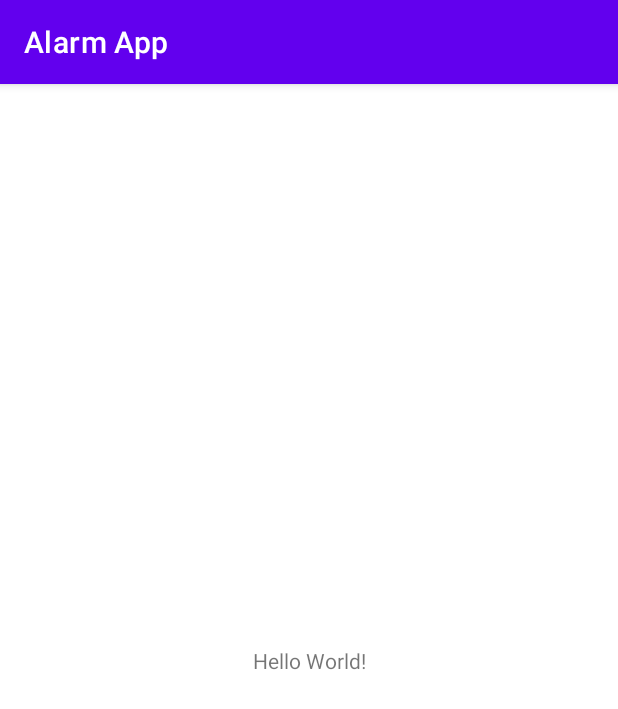
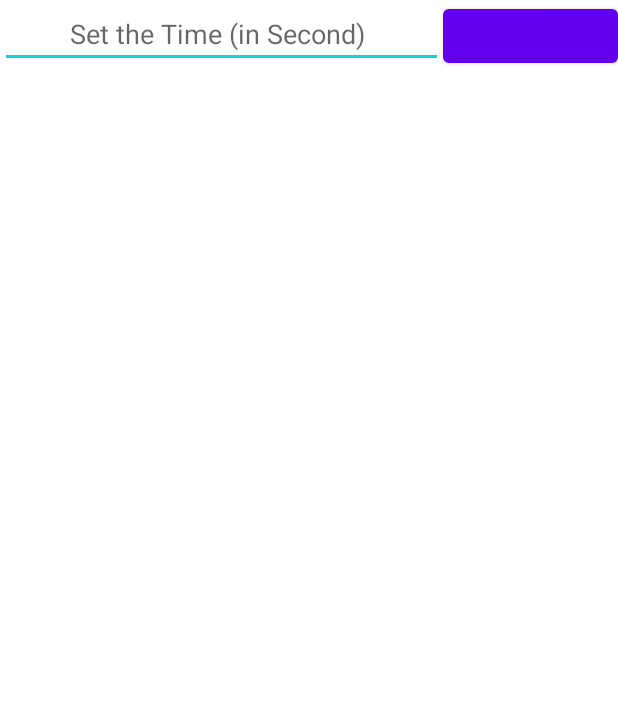
Before and after one commit to AkshayMobileApplicationDeveloper/Internship_CodSoft_App_Alarm, an Android app: the screen it shows after launch (MainActivity), on a phone screen of 412 x 824 dp. Shown: the top 709 px of the screen. Run offline under Robolectric (Android 15) with nearby library versions, the phone set to English and light mode, and no system bars.

```diff
--- a/app/src/main/java/com/alarmclock/MainActivity.java
+++ b/app/src/main/java/com/alarmclock/MainActivity.java
@@ -2,13 +2,40 @@ package com.alarmclock;
 
 import androidx.appcompat.app.AppCompatActivity;
 
+import android.app.AlarmManager;
 import android.os.Bundle;
+import android.util.Log;
+import android.view.View;
+import android.widget.Button;
+import android.widget.EditText;
 
 public class MainActivity extends AppCompatActivity {
+    AlarmManager alarmManager;
+    EditText idEditTime;
+    Button button;
 
     @Override
     protected void onCreate(Bundle savedInstanceState) {
         super.onCreate(savedInstanceState);
         setContentView(R.layout.activity_main);
+
+        getSupportActionBar().hide();
+
+        idEditTime = findViewById(R.id.idEditTime);
+        button =findViewById(R.id.Btn_id);
+
+        alarmManager = (AlarmManager) getSystemService(ALARM_SERVICE);
+        //alarmManager.set(AlarmManager.RTC_WAKEUP);
+
+        button.setOnClickListener(new View.OnClickListener() {
+            @Override
+            public void onClick(View v) {
+                Log.e("TAG", "onClick: "+idEditTime.getText().toString()  );
+
+            }
+
+        });
+
+
     }
 }
--- a/app/src/main/res/layout/activity_main.xml
+++ b/app/src/main/res/layout/activity_main.xml
@@ -1,18 +1,39 @@
 <?xml version="1.0" encoding="utf-8"?>
-<androidx.constraintlayout.widget.ConstraintLayout xmlns:android="http://schemas.android.com/apk/res/android"
+<RelativeLayout xmlns:android="http://schemas.android.com/apk/res/android"
     xmlns:app="http://schemas.android.com/apk/res-auto"
     xmlns:tools="http://schemas.android.com/tools"
     android:layout_width="match_parent"
     android:layout_height="match_parent"
     tools:context=".MainActivity">
 
-    <TextView
-        android:layout_width="wrap_content"
-        android:layout_height="wrap_content"
-        android:text="Hello World!"
-        app:layout_constraintBottom_toBottomOf="parent"
-        app:layout_constraintEnd_toEndOf="parent"
-        app:layout_constraintStart_toStartOf="parent"
-        app:layout_constraintTop_toTopOf="parent" />
+    <androidx.core.widget.NestedScrollView
+        android:layout_width="match_parent"
+        android:layout_height="wrap_content">
+        <LinearLayout
+            android:layout_width="match_parent"
+            android:layout_centerInParent="true"
+            android:orientation="horizontal"
+            android:weightSum="4"
+            android:layout_height="wrap_content">
+            <EditText
+                android:id="@+id/idEditTime"
+                android:layout_width="wrap_content"
+                android:layout_height="wrap_content"
+                android:hint="Set the Time (in Second) "
+                android:inputType="number"
+                android:layout_weight="3"
+                android:textAlignment="center"
+               />
+            <Button
+                android:id="@+id/Btn_id"
+                android:layout_width="wrap_content"
+                android:layout_height="wrap_content"
+                android:layout_alignParentRight="true"
+                android:layout_weight="1"/>
 
-</androidx.constraintlayout.widget.ConstraintLayout>
+
+
+        </LinearLayout>
+    </androidx.core.widget.NestedScrollView>
+
+</RelativeLayout>
```
